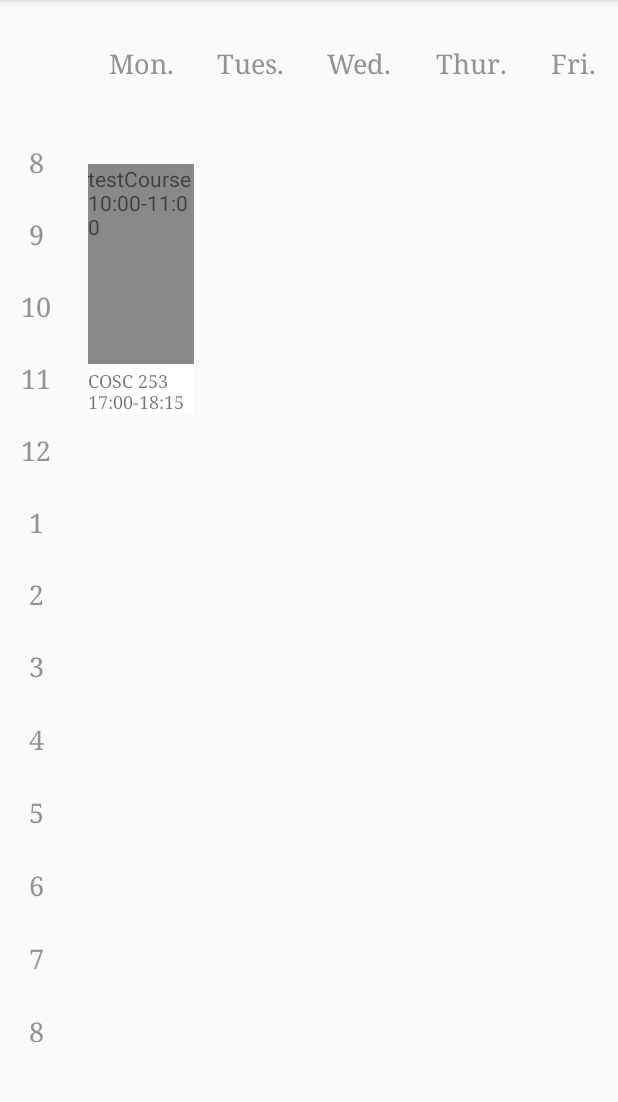
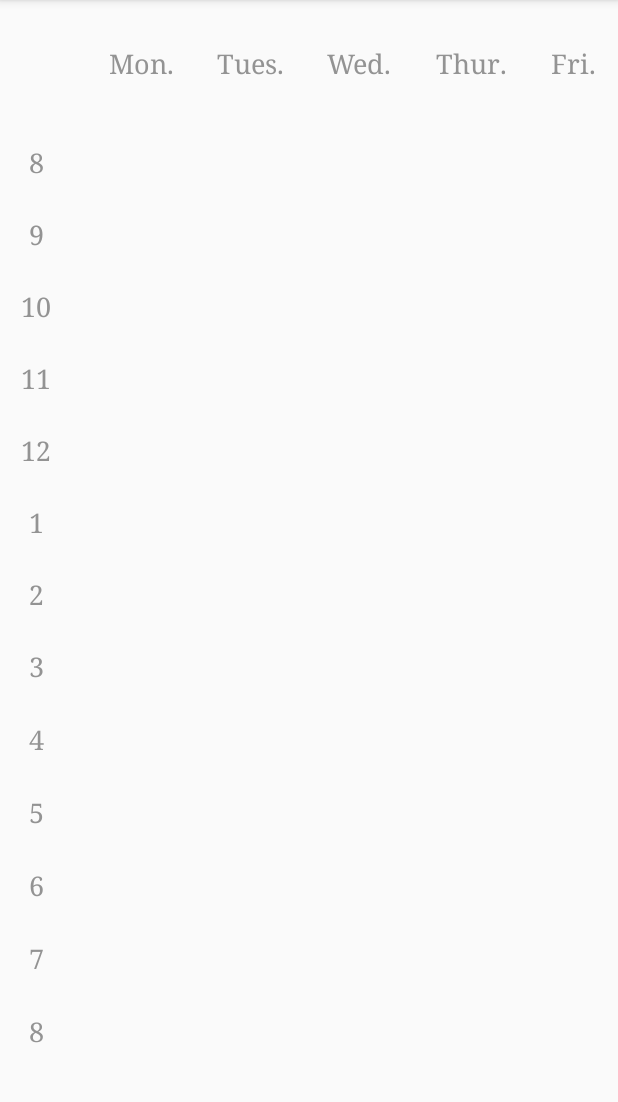
Before and after one commit to eunseolee00/MotivationApp, an Android app: the ScheduleActivity screen opened directly, with no data from a screen before it, on a phone screen of 412 x 824 dp, the part 84-1186 px from its top. Run offline under Robolectric (Android 15) with nearby library versions, the phone set to English and light mode, and no system bars; 1 statement that could not run was skipped.

Commit message:
commit #7

```diff
--- a/app/src/main/res/layout/activity_schedule.xml
+++ b/app/src/main/res/layout/activity_schedule.xml
@@ -103,20 +103,7 @@
             android:text="Mon."
             android:textAlignment="center"
             android:textColor="#939393"
-            android:textSize="24sp">
-
-            <TextView
-                android:layout_width="match_parent"
-                android:layout_height="wrap_content"
-                android:layout_marginTop="150dp"
-                android:background="@color/white"
-                android:fontFamily="serif"
-                android:text="COSC 253\n17:00-18:15"
-                android:textSize="12dp"
-                app:layout_constraintTop_toTopOf="parent"
-                tools:layout_editor_absoluteX="0dp"></TextView>
-
-        </RelativeLayout>
+            android:textSize="24sp"/>
 
         <RelativeLayout
             android:id="@+id/TuesClasses"
```
Also changed, not shown: app/src/main/java/com/example/motivationapp/ScheduleActivity.kt (+34 -47 lines), app/src/main/java/com/example/motivationapp/StudyActivity.kt (+36 -18 lines), 2 other files.
